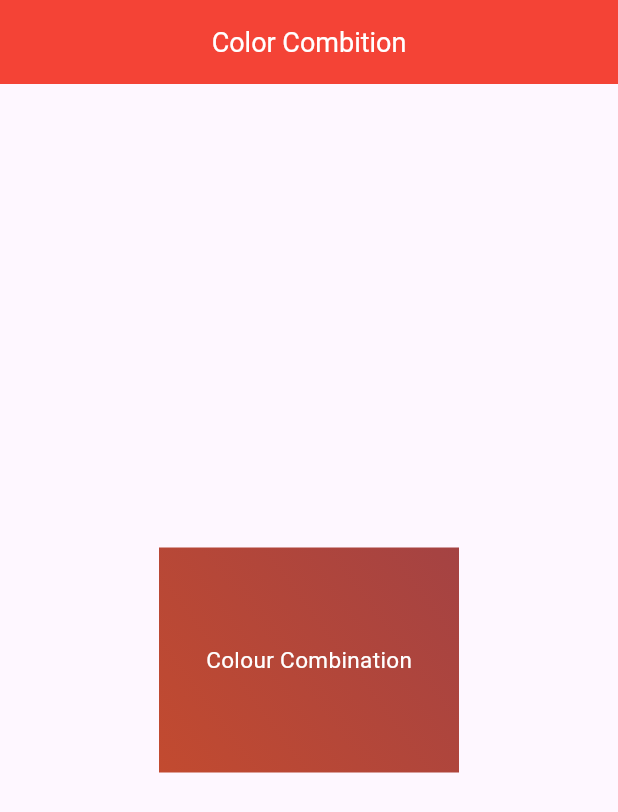
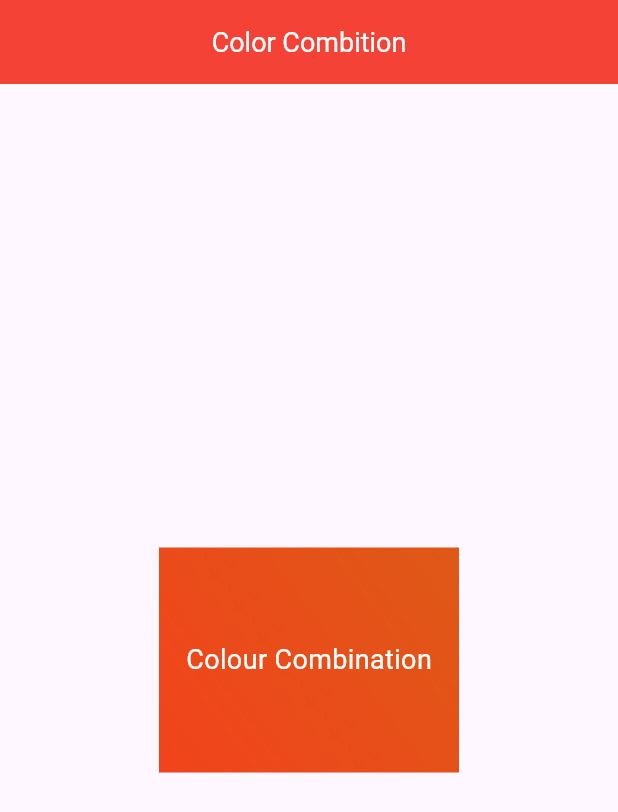
Before and after one commit to Avinash174/Online-Flutter-Course, a Flutter app: the screen it shows after launch, on a phone screen of 412 x 824 dp. Shown: the top 812 px of the screen. Run offline on Flutter 3.47's test engine with Material 3 defaults, Android fonts, the phone set to English and light mode, and no system bars.

Commit message:
new changes add

```diff
--- a/lib/gradient_color.dart
+++ b/lib/gradient_color.dart
@@ -28,8 +28,8 @@ class _GradientColorTryState extends State<GradientColorTry> {
               decoration: const BoxDecoration(
                 gradient: LinearGradient(
                   colors: [
-                    Color.fromARGB(246, 161, 60, 60),
-                    Color.fromARGB(246, 192, 68, 40),
+                    Color.fromARGB(246, 221, 83, 14),
+                    Color.fromARGB(239, 241, 55, 13),
                   ],
                   begin: Alignment.topRight,
                   end: Alignment.bottomLeft,
@@ -39,7 +39,7 @@ class _GradientColorTryState extends State<GradientColorTry> {
                 'Colour Combination',
                 style: TextStyle(
                   color: Colors.white,
-                  fontSize: 15,
+                  fontSize: 18,
                 ),
               ),
             ),
```
